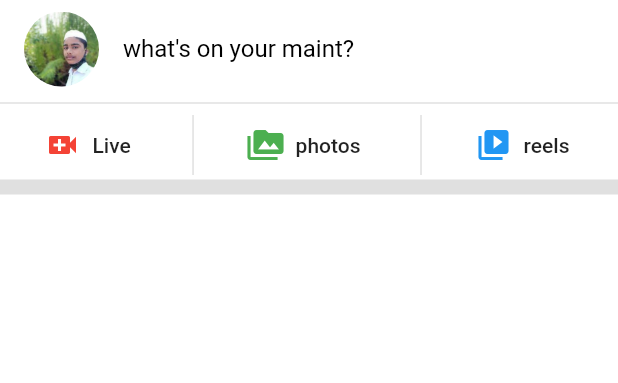
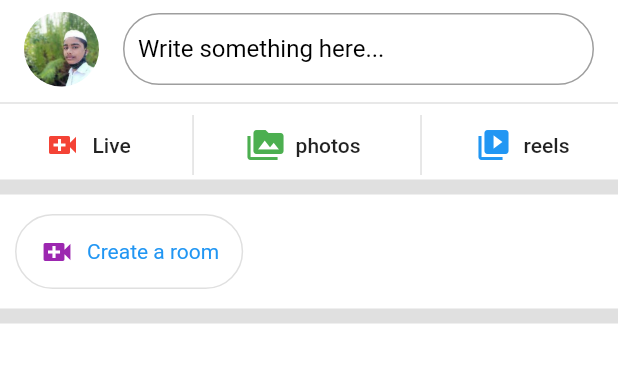
Before and after one commit to aninarafath6/flutter-facebook-clone, a Flutter app: the screen it shows after launch, on a phone screen of 412 x 824 dp, the part 77-460 px from its top. Run offline on Flutter 3.47's test engine with Material 2 defaults, Android fonts, the phone set to English and light mode, and no system bars.

Commit message:
some design changes on status section

```diff
--- a/lib/home.dart
+++ b/lib/home.dart
@@ -1,3 +1,4 @@
+import 'package:facebook_clone/sections/roomSection.dart';
 import 'package:facebook_clone/sections/statusSection.dart';
 import 'package:facebook_clone/sections/topButtonSection.dart';
 import 'package:facebook_clone/widgets/appBarButton.dart';
@@ -40,7 +41,8 @@ class Home extends StatelessWidget {
               Divider(thickness: 1, color: Colors.grey[300]),
               TopButtonSection(),
               Divider(thickness: 10, color: Colors.grey[300]),
-
+              RoomSection(),
+              Divider(thickness: 10, color: Colors.grey[300]),
             ])));
   }
 }
--- /dev/null
+++ b/lib/sections/roomSection.dart
@@ -0,0 +1,37 @@
+import 'package:flutter/material.dart';
+import 'package:flutter/rendering.dart';
+
+class RoomSection extends StatelessWidget {
+  @override
+  Widget build(BuildContext context) {
+    return Container(
+      height: 70,
+      child: ListView(
+        scrollDirection: Axis.horizontal,
+        padding: EdgeInsets.all(10),
+        children: [
+          OutlinedButton.icon(
+            style: ButtonStyle(
+              shape: MaterialStateProperty.all<RoundedRectangleBorder>(
+                RoundedRectangleBorder(borderRadius: BorderRadius.circular(25)),
+              ),
+            ),
+            onPressed: () {
+              print('create a room clicked');
+            },
+            icon: Icon(
+              Icons.video_call,
+              color: Colors.purple,
+            ),
+            label: Text(
+              'Create a room',
+              style: TextStyle(fontWeight: FontWeight.w400),
+            ),
+          )
+        ],
+      ),
+    );
+  }
+}
+
+class StadiumBorde {}
--- a/lib/sections/statusSection.dart
+++ b/lib/sections/statusSection.dart
@@ -16,11 +16,10 @@ class StatusSection extends StatelessWidget {
         ),
         title: TextField(
           decoration: InputDecoration(
-              enabledBorder: InputBorder.none,
-              disabledBorder: InputBorder.none,
-              errorBorder: InputBorder.none,
-              focusedBorder: InputBorder.none,
-              hintText: "what's on your maint?",
+              contentPadding: EdgeInsets.only(left: 10),
+              border:
+                  OutlineInputBorder(borderRadius: BorderRadius.circular(25)),
+              hintText: "Write something here...",
               hintStyle: TextStyle(color: Colors.black)),
         ));
   }
--- a/lib/sections/topButtonSection.dart
+++ b/lib/sections/topButtonSection.dart
@@ -15,6 +15,10 @@ class TopButtonSection extends StatelessWidget {
     );
   }
 
+  Widget verticalDivider = VerticalDivider(
+    color: Colors.grey[300],
+    thickness: 1,
+  );
   @override
   Widget build(BuildContext context) {
     return Container(
@@ -29,10 +33,7 @@ class TopButtonSection extends StatelessWidget {
               onPressed: () {
                 print('live button pressed');
               }),
-          VerticalDivider(
-            color: Colors.grey[300],
-            thickness: 1,
-          ),
+          verticalDivider,
           topButton(
               title: 'photos',
               icon: Icons.perm_media,
@@ -40,10 +41,7 @@ class TopButtonSection extends StatelessWidget {
               onPressed: () {
                 print('photos button pressed');
               }),
-          VerticalDivider(
-            color: Colors.grey[300],
-            thickness: 1,
-          ),
+          verticalDivider,
           topButton(
               title: 'reels',
               icon: Icons.video_collection,
--- a/pubspec.yaml
+++ b/pubspec.yaml
@@ -30,9 +30,14 @@ dependencies:
   cupertino_icons: ^1.0.2
 
 dev_dependencies:
+  flutter_launcher_icons: "^0.8.0"
   flutter_test:
     sdk: flutter
 
+flutter_icons:
+  android: "launcher_icon"
+  ios: true
+  image_path: "assets/avatars/anin.jpeg"
 # For information on the generic Dart part of this file, see the
 # following page: https://dart.dev/tools/pub/pubspec
 
```
Also changed, not shown: pubspec.lock, 22 other files.
